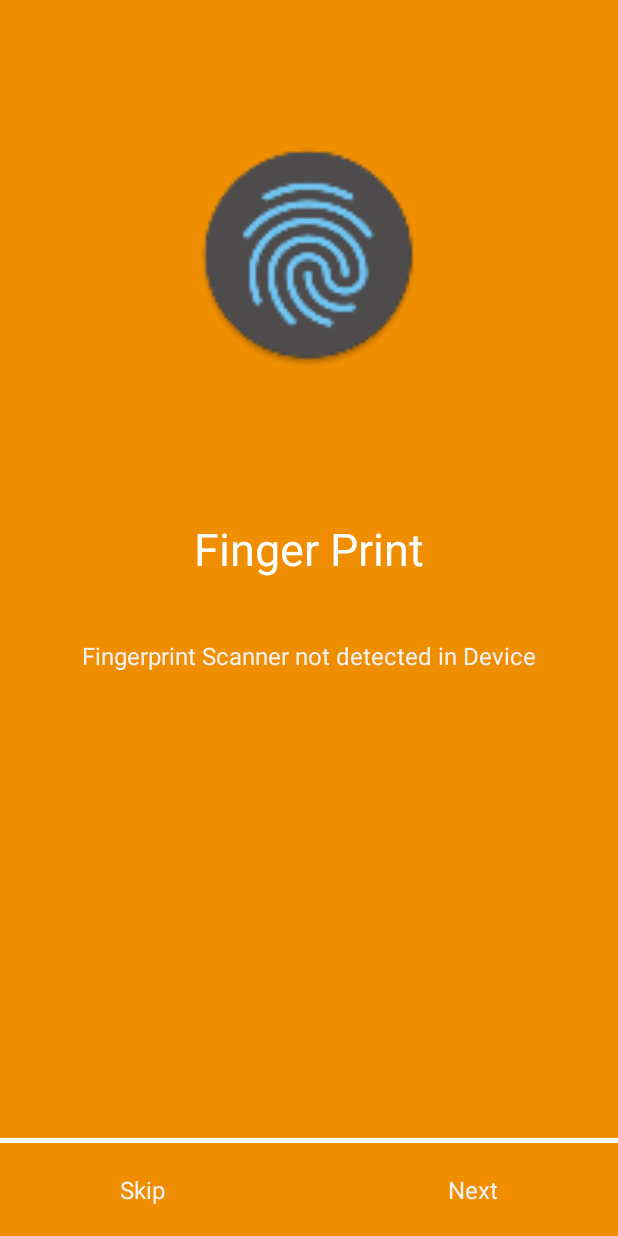
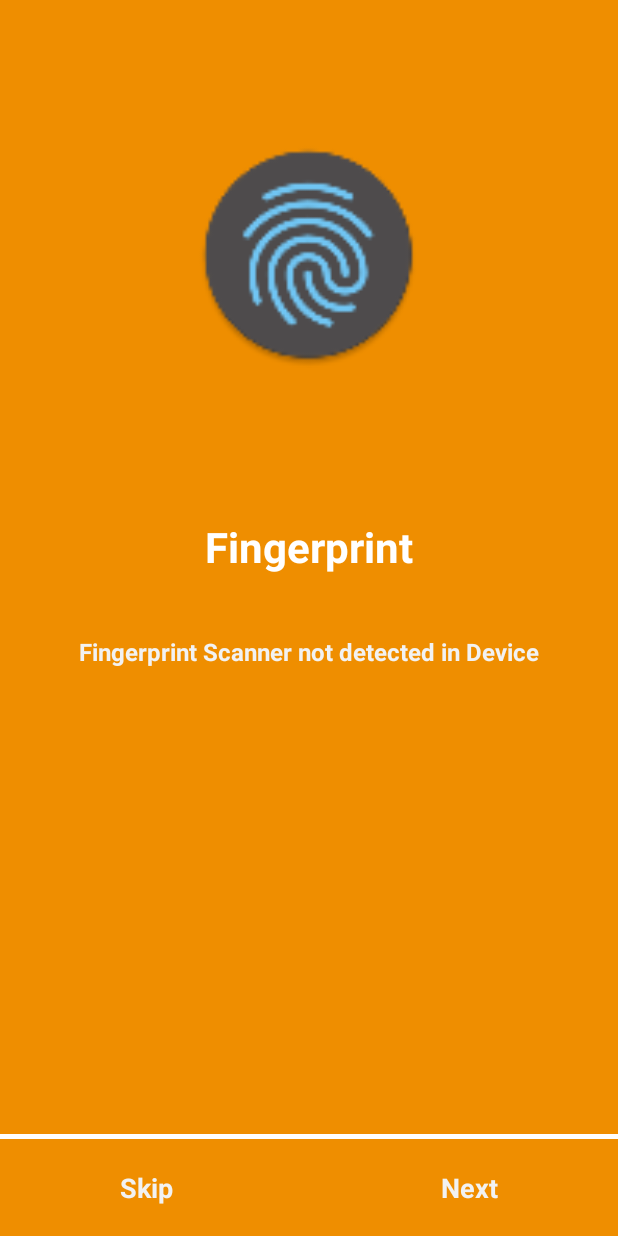
Before and after one commit to IVE-IT114112-FYP-1819/androidVTC, an Android app: the Function_page screen opened directly, with no data from a screen before it, on a phone screen of 412 x 824 dp. Run offline under Robolectric (Android 15) with nearby library versions, the phone set to English and light mode, and no system bars.

Commit message:
checking , layout size, when set alarm refresh app

```diff
--- a/app/src/main/java/com/example/dennischiu/vtc_androidproject/Finger/Function_page.java
+++ b/app/src/main/java/com/example/dennischiu/vtc_androidproject/Finger/Function_page.java
@@ -97,7 +97,7 @@ public class Function_page extends AppCompatActivity {
 
             } else if (!keyguardManager.isKeyguardSecure()) {
 
-                mParaLabel.setText("Add Lock to your Phone in Settings");
+                mParaLabel.setText("Add Lock To Your Phone in Settings");
 
             } else if (!fingerprintManager.hasEnrolledFingerprints()) {
 
--- a/app/src/main/res/layout/activity_function_page.xml
+++ b/app/src/main/res/layout/activity_function_page.xml
@@ -26,7 +26,8 @@
         android:layout_height="wrap_content"
         android:layout_gravity="center_horizontal"
         android:layout_marginTop="100dp"
-        android:text="Finger Print"
+        android:text="Fingerprint"
+        android:textStyle="bold"
         android:textColor="@android:color/white"
         android:textSize="@dimen/text_title_big"
         app:layout_constraintEnd_toEndOf="parent"
@@ -39,6 +40,7 @@
         android:layout_height="wrap_content"
         android:layout_gravity="center_horizontal"
         android:layout_marginTop="40dp"
+        android:textStyle="bold"
         android:text="Place Your Finger"
         android:textColor="@color/light_grey"
         android:textSize="@dimen/text_subheading"
@@ -56,7 +58,8 @@
         android:layout_marginTop="20dp"
         android:text="Skip"
         android:textColor="@color/light_grey"
-        android:textSize="@dimen/text_subheading"
+        android:textStyle="bold"
+        android:textSize="@dimen/text_button"
         app:layout_constraintBottom_toBottomOf="parent"
         app:layout_constraintStart_toStartOf="parent" />
 
@@ -70,7 +73,8 @@
         android:layout_marginTop="20dp"
         android:text="Next"
         android:textColor="@color/light_grey"
-        android:textSize="@dimen/text_subheading"
+        android:textSize="@dimen/text_button"
+        android:textStyle="bold"
         app:layout_constraintBottom_toBottomOf="parent"
         app:layout_constraintEnd_toEndOf="parent" />
 
--- a/app/src/main/res/values/dimens.xml
+++ b/app/src/main/res/values/dimens.xml
@@ -2,12 +2,13 @@
 <resources>
     <!-- TEXT -->
     <dimen name="text_caption">12sp</dimen>
-    <dimen name="text_button">14sp</dimen>
     <dimen name="text_body">14sp</dimen>
     <dimen name="text_subheading">16sp</dimen>
+    <dimen name="text_button">18sp</dimen>
     <dimen name="text_title">20sp</dimen>
+
     <dimen name="text_headline">24sp</dimen>
-    <dimen name="text_title_big">30dp</dimen>
+    <dimen name="text_title_big">28dp</dimen>
     <dimen name="text_display">34sp</dimen>
 
     <!-- SPACING -->
--- a/app/src/main/res/values/strings.xml
+++ b/app/src/main/res/values/strings.xml
@@ -6,7 +6,7 @@
     <string name="function_page_alarm">Alarm Clock</string>
     <string name="function_page_finger">Finger</string>
 
-    <string name="login_error_message">Input success</string>
+    <string name="Information_input">Input success</string>
 
     <string name="Alarm_settings">The Alarm has been set</string>
 </resources>
```
Also changed, not shown: app/src/main/java/com/example/dennischiu/vtc_androidproject/Finger/FingerprintHandler.java (+11 -11 lines), app/src/main/java/com/example/dennischiu/vtc_androidproject/Information_setting.java (+20 -4 lines), app/src/main/res/drawable-v24/bg_button.xml (+5 -5 lines), app/src/main/res/layout/activity_second_page.xml (+6 -2 lines), app/src/main/res/layout/activity_third_page.xml (+6 -2 lines), app/src/main/res/layout/setalarm.xml (deleted, +0 -33 lines), app/src/main/res/values/colors.xml (+5 -2 lines), 1 other file.
